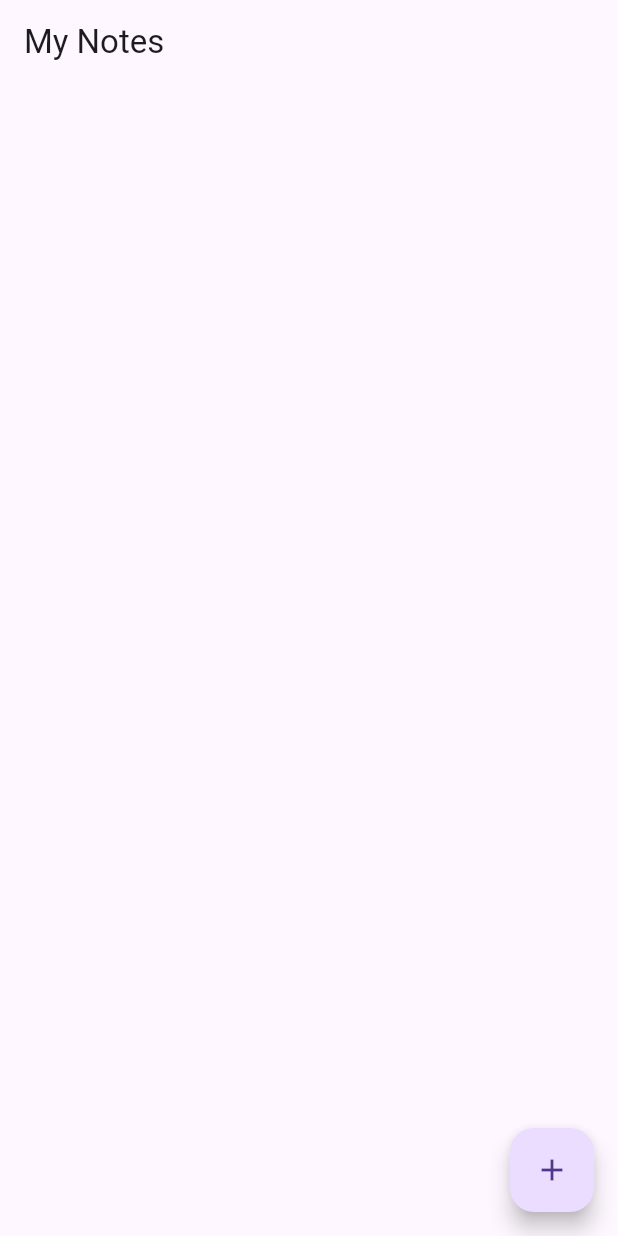
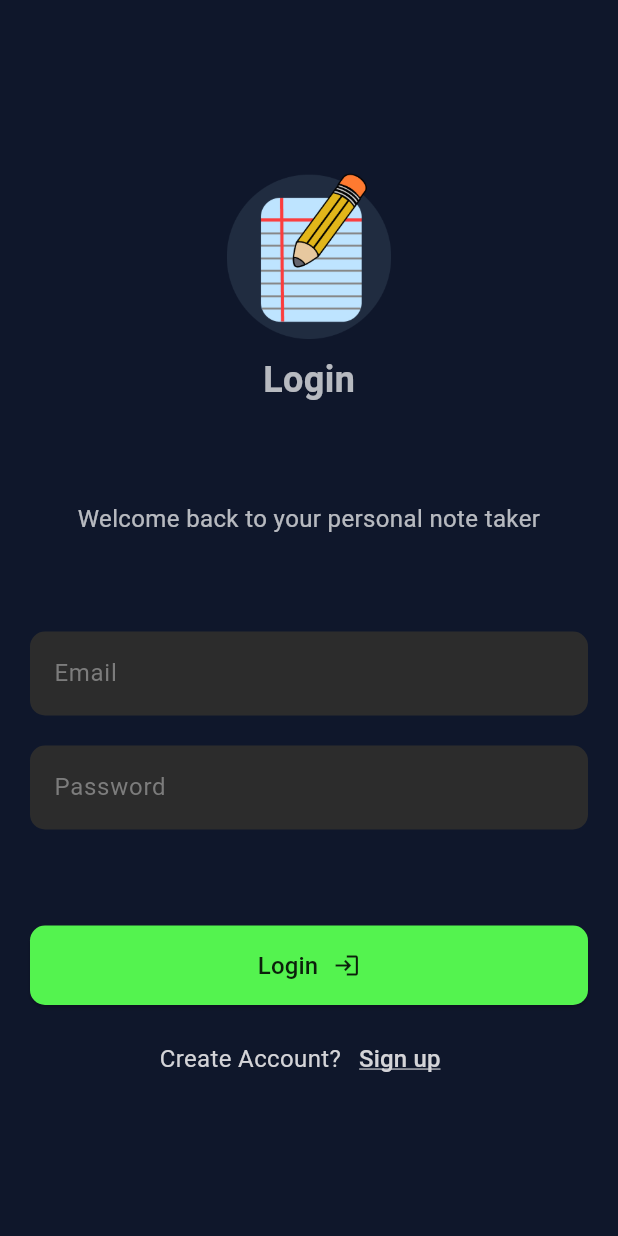
Before and after one commit to Yahya-hossaini/note-taker, a Flutter app: the screen it shows after launch, on a phone screen of 412 x 824 dp. Run offline on Flutter 3.47's test engine with Material 3 defaults, Android fonts, the light colour scheme and no system bars; our stand-ins replace supabase_flutter; accounts and stored records are empty.

Commit message:
Making the login page UI.

```diff
--- /dev/null
+++ b/lib/login_page.dart
@@ -0,0 +1,143 @@
+import 'package:flutter/material.dart';
+
+class LoginPage extends StatelessWidget {
+  static const routename = 'loginPage';
+
+  const LoginPage({super.key});
+
+  @override
+  Widget build(BuildContext context) {
+    return Scaffold(
+      backgroundColor: const Color(0xFF0F172B),
+      body: SingleChildScrollView(
+        child: Padding(
+          padding: const EdgeInsets.only(right: 20, left: 20, top: 113),
+          child: Column(
+            children: [
+              Image.asset(
+                'assets/images/Logo.png',
+                height: 113,
+                width: 113,
+              ),
+              const SizedBox(
+                height: 10,
+              ),
+              const Text(
+                'Login',
+                style: TextStyle(
+                  color: Colors.white70,
+                  fontSize: 24,
+                  fontWeight: FontWeight.bold,
+                ),
+              ),
+              const SizedBox(
+                height: 64,
+              ),
+              const Text(
+                'Welcome back to your personal note taker',
+                style: TextStyle(
+                  fontSize: 16,
+                  color: Colors.white70,
+                ),
+                textAlign: TextAlign.center,
+              ),
+              const SizedBox(
+                height: 64,
+              ),
+              TextField(
+                style: TextStyle(color: Colors.white70),
+                decoration: InputDecoration(
+                  filled: true,
+                  fillColor: Color(0xFF2C2C2C), // Zinc-800 equivalent
+                  hintText: 'someone@gmail.com',
+                  hintStyle: TextStyle(
+                      color: Color(0xFFD4D4D8)), // Zinc-400 equivalent
+                  labelText: 'Email',
+                  labelStyle: TextStyle(
+                      color: Color(0xFF7C7C7C)), // Zinc-400 equivalent
+                  border: OutlineInputBorder(
+                    borderRadius: BorderRadius.circular(10),
+                    borderSide: BorderSide.none,
+                  ),
+                ),
+              ),
+              SizedBox(height: 20),
+              TextField(
+                obscureText: true,
+                style: TextStyle(color: Colors.white70),
+                decoration: InputDecoration(
+                  filled: true,
+                  fillColor: Color(0xFF2C2C2C), // Zinc-800 equivalent
+                  hintText: 'Password',
+                  hintStyle: TextStyle(
+                    color: Color(0xFF7C7C7C),
+                  ), // Zinc-400 equivalent
+                  labelText: 'Password',
+                  labelStyle: TextStyle(
+                    color: Color(0xFF7C7C7C),
+                  ), // Zinc-400 equivalent
+                  border: OutlineInputBorder(
+                    borderRadius: BorderRadius.circular(10),
+                    borderSide: BorderSide.none,
+                  ),
+                ),
+              ),
+              SizedBox(
+                height: 64,
+              ),
+              ElevatedButton(
+                onPressed: () {},
+                style: ElevatedButton.styleFrom(
+                  backgroundColor: Color(0xFF54F34F), // Rose-500 equivalent
+                  shape: RoundedRectangleBorder(
+                    borderRadius: BorderRadius.circular(10),
+                  ),
+                ),
+                child: const Padding(
+                  padding: EdgeInsets.symmetric(vertical: 15.0),
+                  child: Row(
+                    mainAxisAlignment: MainAxisAlignment.center,
+                    children: [
+                      Text(
+                        'Login',
+                        style: TextStyle(color: Colors.black87, fontSize: 16),
+                      ),
+                      SizedBox(width: 10),
+                      Icon(Icons.login, color: Colors.black87),
+                    ],
+                  ),
+                ),
+              ),
+              const SizedBox(
+                height: 12,
+              ),
+              Row(
+                mainAxisAlignment: MainAxisAlignment.center,
+                children: [
+                  const Text(
+                    'Create Account?',
+                    style: TextStyle(
+                      color: Color(0xFFD4D4D8),
+                      fontSize: 16,
+                    ),
+                  ),
+                  TextButton(
+                    onPressed: () {},
+                    child: const Text(
+                      'Sign up',
+                      style: TextStyle(
+                          color: Color(0xFFD4D4D8),
+                          fontSize: 16,
+                          decoration: TextDecoration.underline,
+                          decorationColor: Color(0xFFD4D4D8)),
+                    ),
+                  ),
+                ],
+              ),
+            ],
+          ),
+        ),
+      ),
+    );
+  }
+}
--- a/lib/main.dart
+++ b/lib/main.dart
@@ -1,5 +1,6 @@
 import 'package:flutter/material.dart';
 import 'package:supabase_flutter/supabase_flutter.dart';
+import 'package:supabase_project/login_page.dart';
 
 void main() async {
   WidgetsFlutterBinding.ensureInitialized();
@@ -18,70 +19,76 @@ class MyApp extends StatelessWidget {
 
   @override
   Widget build(BuildContext context) {
-    return const MaterialApp(title: 'Flutter Demo', home: MyHomePage());
+    return MaterialApp(
+      title: 'Flutter Demo',
+      home: LoginPage(),
+      routes: {
+        LoginPage.routename : (ctx) => LoginPage(),
+      },
+    );
   }
 }
 
-class MyHomePage extends StatefulWidget {
-  const MyHomePage({super.key});
-
-  @override
-  State<MyHomePage> createState() => _MyHomePageState();
-}
-
-class _MyHomePageState extends State<MyHomePage> {
-  final _noteStream =
-      Supabase.instance.client.from('notes').stream(primaryKey: ['id']);
-  @override
-  Widget build(BuildContext context) {
-    return Scaffold(
-      appBar: AppBar(
-        title: const Text('My Notes'),
-      ),
-      body: StreamBuilder<List<Map<String, dynamic>>>(
-        stream: _noteStream,
-        builder: (context, snapshot) {
-          if (!snapshot.hasData) {
-            return const Center(
-              child: CircularProgressIndicator(),
-            );
-          }
-          final notes = snapshot.data!;
-
-          return ListView.builder(
-            itemCount: notes.length,
-            itemBuilder: (context, index) {
-              return ListTile(
-                title: Text(notes[index]['body']),
-              );
-            },
-          );
-        },
-      ),
-      floatingActionButton: FloatingActionButton(
-        onPressed: () {
-          showDialog(
-            context: context,
-            builder: ((context) {
-              return SimpleDialog(
-                title: const Text('Add a Note'),
-                contentPadding:
-                    const EdgeInsets.symmetric(horizontal: 16, vertical: 12),
-                children: [
-                  TextFormField(
-                    onFieldSubmitted: (value) async {
-                      await Supabase.instance.client
-                          .from('notes')
-                          .insert({'body': value});
-                    },
-                  ),
-                ],
-              );
-            }),
-          );
-        },
-        child: const Icon(Icons.add),
-      ),
-    );
-  }
-}
+// class MyHomePage extends StatefulWidget {
+//   const MyHomePage({super.key});
+//
+//   @override
+//   State<MyHomePage> createState() => _MyHomePageState();
+// }
+//
+// class _MyHomePageState extends State<MyHomePage> {
+//   final _noteStream =
+//       Supabase.instance.client.from('notes').stream(primaryKey: ['id']);
+//   @override
+//   Widget build(BuildContext context) {
+//     return Scaffold(
+//       appBar: AppBar(
+//         title: const Text('My Notes'),
+//       ),
+//       body: StreamBuilder<List<Map<String, dynamic>>>(
+//         stream: _noteStream,
+//         builder: (context, snapshot) {
+//           if (!snapshot.hasData) {
+//             return const Center(
+//               child: CircularProgressIndicator(),
+//             );
+//           }
+//           final notes = snapshot.data!;
+//
+//           return ListView.builder(
+//             itemCount: notes.length,
+//             itemBuilder: (context, index) {
+//               return ListTile(
+//                 title: Text(notes[index]['body']),
+//               );
+//             },
+//           );
+//         },
+//       ),
+//       floatingActionButton: FloatingActionButton(
+//         onPressed: () {
+//           showDialog(
+//             context: context,
+//             builder: ((context) {
+//               return SimpleDialog(
+//                 title: const Text('Add a Note'),
+//                 contentPadding:
+//                     const EdgeInsets.symmetric(horizontal: 16, vertical: 12),
+//                 children: [
+//                   TextFormField(
+//                     onFieldSubmitted: (value) async {
+//                       await Supabase.instance.client
+//                           .from('notes')
+//                           .insert({'body': value});
+//                     },
+//                   ),
+//                 ],
+//               );
+//             }),
+//           );
+//         },
+//         child: const Icon(Icons.add),
+//       ),
+//     );
+//   }
+// }
--- a/pubspec.yaml
+++ b/pubspec.yaml
@@ -60,8 +60,8 @@ flutter:
   uses-material-design: true
 
   # To add assets to your application, add an assets section, like this:
-  # assets:
-  #   - images/a_dot_burr.jpeg
+  assets:
+    - assets/images/Logo.png
   #   - images/a_dot_ham.jpeg
 
   # An image asset can refer to one or more resolution-specific "variants", see
```
Also changed, not shown: assets/images/Logo.png (added).
